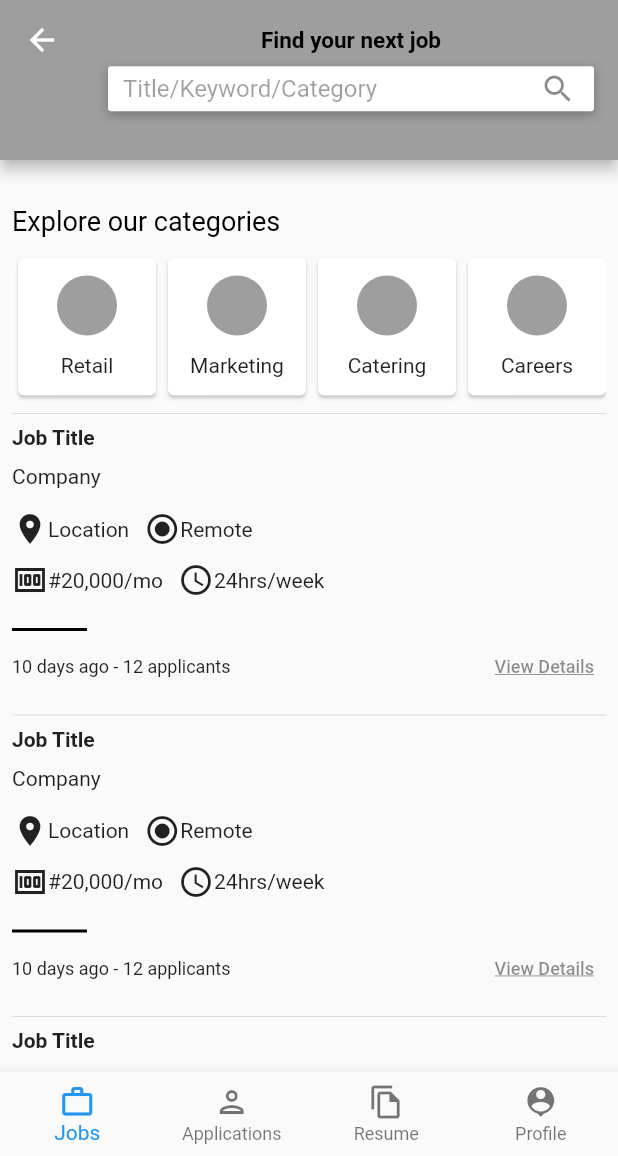
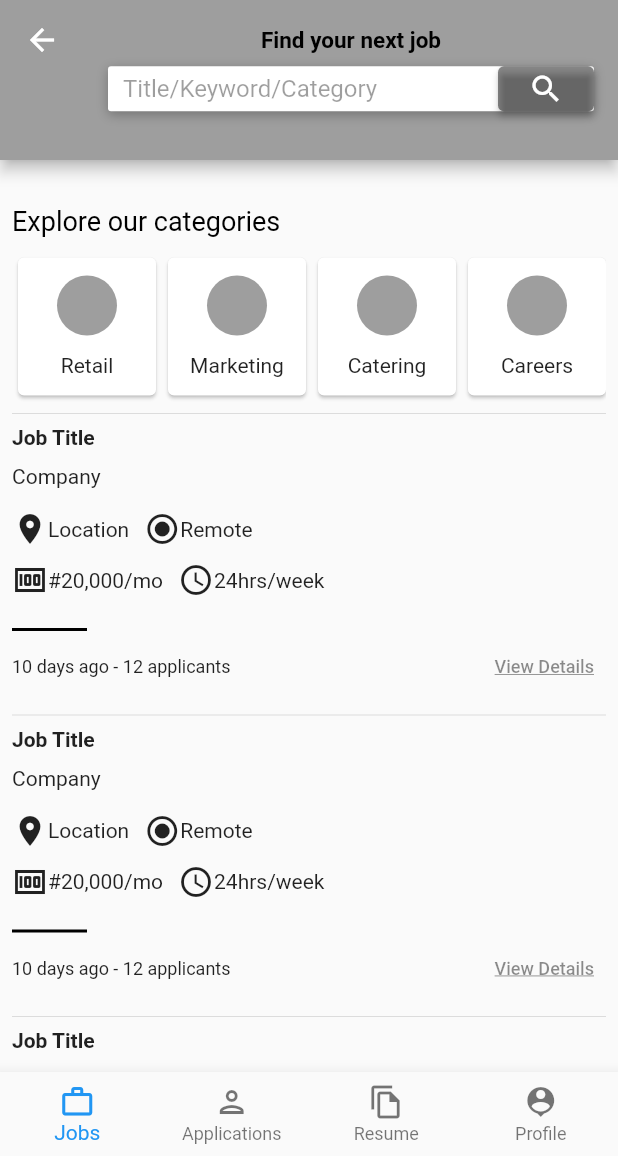
Before and after one commit to zuri-training/student-worker-mobile-10, a Flutter app: the JobMain screen opened directly, on a phone screen of 412 x 824 dp, the part 80-1236 px from its top. Run offline on Flutter 3.47's test engine with Material 2 defaults, Android fonts, the phone set to English and light mode, and no system bars; our stand-ins replace google_fonts.

Commit message:
new commit

```diff
--- a/lib/views/screens/jobMain.dart
+++ b/lib/views/screens/jobMain.dart
@@ -64,10 +64,12 @@ class _JobMainstate extends State<JobMain> {
             decoration: InputDecoration(
               border: InputBorder.none,
               contentPadding: EdgeInsets.all(10),
-              suffixIcon: Icon(
-                Icons.search,
-                color: Colors.black45,
-              ),
+              suffixIcon: ElevatedButton(
+                style: ElevatedButton.styleFrom(
+                  primary: Colors.black45,
+                ),
+                onPressed: () {},
+                child: Icon(Icons.search, color: Colors.white)),
               hintText: 'Title/Keyword/Category',
               hintStyle: TextStyle(
                 color: Colors.black38,
```
